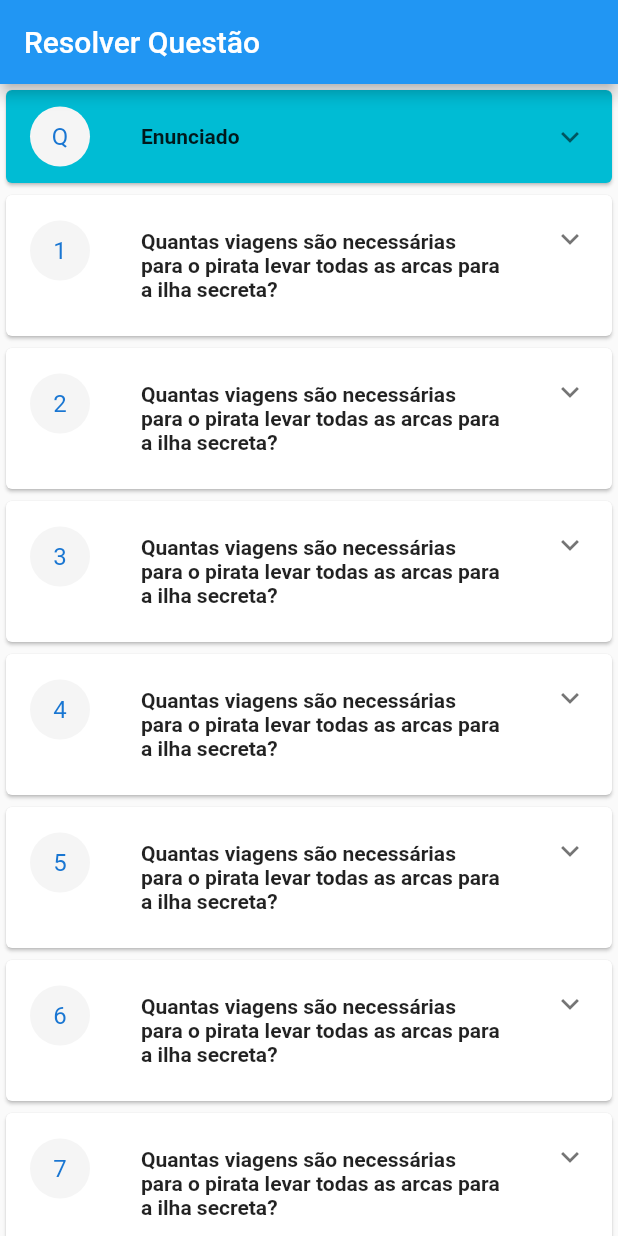
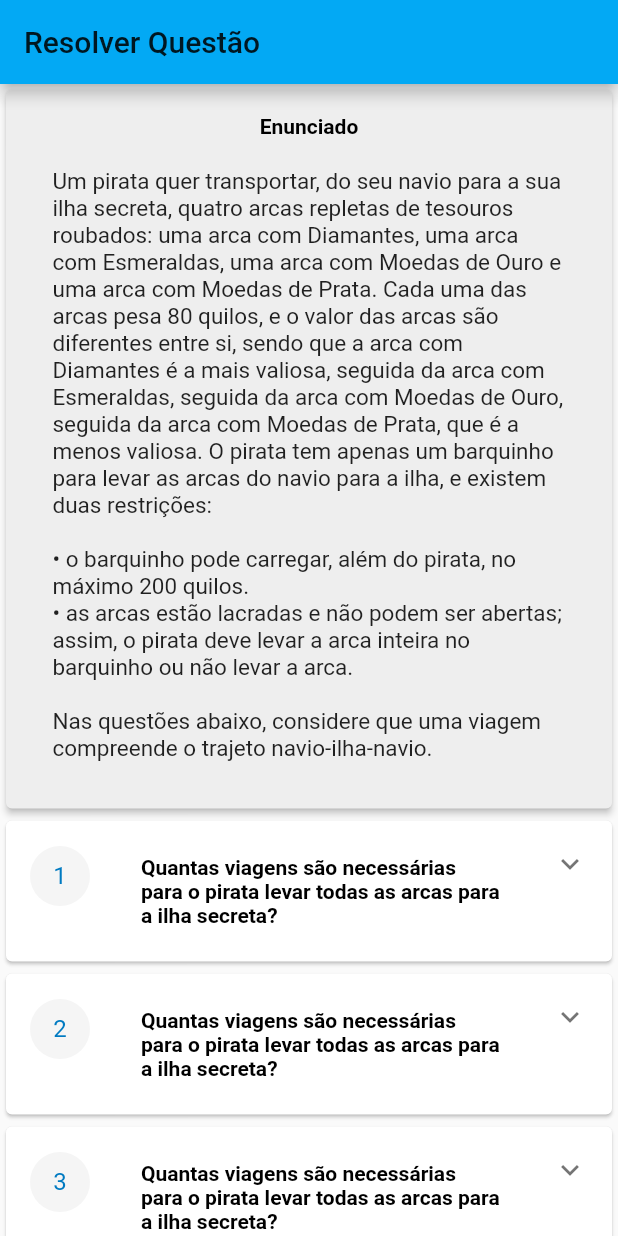
Before and after one commit to misaelmateus/jogosdelogica, a Flutter app: the screen it shows after launch, after a tap on "Resolver Questão", on a phone screen of 412 x 824 dp. Run offline on Flutter 3.47's test engine with Material 2 defaults, Android fonts, the phone set to English and light mode, and no system bars; Roboto replaces fonts that are missing (Hind, Montserrat).

Commit message:
Change design of quizPage

```diff
--- a/lib/main.dart
+++ b/lib/main.dart
@@ -10,7 +10,24 @@ class MyApp extends StatelessWidget {
     return MaterialApp(
       title: "Flutter Demo",
       theme: ThemeData(
-        primarySwatch: Colors.blue,
+        // Define the default Brightness and Colors
+        primaryColor: Color(0xff03A9F4),
+        primaryColorLight: Color(0xff67daff),
+        primaryColorDark: Color(0xff007ac1),
+
+        accentColor: Color(0xffFFC107),
+
+
+        // Define the default Font Family
+        fontFamily: 'Montserrat',
+
+        // Define the default TextTheme. Use this to specify the default
+        // text styling for headlines, titles, bodies of text, and more.
+        textTheme: TextTheme(
+          headline: TextStyle(fontSize: 72.0, fontWeight: FontWeight.bold),
+          title: TextStyle(fontSize: 36.0, fontStyle: FontStyle.italic),
+          body1: TextStyle(fontSize: 14.0, fontFamily: 'Hind'),
+        ),
       ),
       home: MyHomePage(title: "Flutter Demo Home Page"),
     );
--- a/lib/quizPage.dart
+++ b/lib/quizPage.dart
@@ -48,7 +48,7 @@ class _quizPageState extends State<quizPage> {
           ['1', '2', '3', '4', '5'], 2));
 
       widget.data = new QuizData("Titulo",
-          "Um pirata quer transportar, do seu navio para a sua ilha secreta, quatro arcas repletas de tesouros roubados: uma arca com Diamantes, uma arca com Esmeraldas, uma arca com Moedas de Ouro e uma arca com Moedas de Prata. Cada uma das arcas pesa 80 quilos, e o valor das arcas são diferentes entre si, sendo que a arca com Diamantes é a mais valiosa, seguida da arca com Esmeraldas, seguida da arca com Moedas de Ouro, seguida da arca com Moedas de Prata, que é a menos valiosa. O pirata tem apenas um barquinho para levar as arcas do navio para a ilha, e existem duas restrições:\n• o barquinho pode carregar, além do pirata, no máximo 200 quilos.\n• as arcas estão lacradas e não podem ser abertas; assim, o pirata deve levar a arca inteira no barquinho ou não levar a arca.\nNas questões abaixo, considere que uma viagem compreende o trajeto navio-ilha-navio.",
+          "Um pirata quer transportar, do seu navio para a sua ilha secreta, quatro arcas repletas de tesouros roubados: uma arca com Diamantes, uma arca com Esmeraldas, uma arca com Moedas de Ouro e uma arca com Moedas de Prata. Cada uma das arcas pesa 80 quilos, e o valor das arcas são diferentes entre si, sendo que a arca com Diamantes é a mais valiosa, seguida da arca com Esmeraldas, seguida da arca com Moedas de Ouro, seguida da arca com Moedas de Prata, que é a menos valiosa. O pirata tem apenas um barquinho para levar as arcas do navio para a ilha, e existem duas restrições:\n\n• o barquinho pode carregar, além do pirata, no máximo 200 quilos.\n• as arcas estão lacradas e não podem ser abertas; assim, o pirata deve levar a arca inteira no barquinho ou não levar a arca.\n\nNas questões abaixo, considere que uma viagem compreende o trajeto navio-ilha-navio.",
           list);
     }
     questionData = widget.data;
@@ -61,8 +61,8 @@ class _quizPageState extends State<quizPage> {
         ListView.builder(
             itemCount: questionData.lenght()+2,
             itemBuilder: (context, index) => Card(
-              color: index == 0 ? Colors.cyan : Colors.white,
-              elevation: index <= questionData.lenght() ? 1.0 : 0.0,
+              color: index == 0 ? Colors.grey[200] : Colors.white,
+              elevation: index <= questionData.lenght() ? 1.0 + (index == 0 ? 1.0 : 0.0) : 0.0,
               child:
                 index == questionData.lenght()+1
                   ? Center(
@@ -72,8 +72,24 @@ class _quizPageState extends State<quizPage> {
                         color: Colors.blue,
                       )
                     )
+                  : index == 0 ? StatementTile(questionData : this.questionData)
+                  : QuestionTile(questionData : this.questionData, index: index)
 
-                  : ExpansionTile(
+          )
+    ));
+  }
+
+}
+
+class QuestionTile extends StatelessWidget {
+  final QuizData questionData;
+  final int index;
+  QuestionTile({this.questionData, this.index});
+  @override
+  Widget build(BuildContext context) {
+    // TODO: implement build
+    return
+      ExpansionTile(
           title: Padding(
             padding: const EdgeInsets.all(18.0),
             child: Column(
@@ -81,11 +97,13 @@ class _quizPageState extends State<quizPage> {
                 mainAxisAlignment: MainAxisAlignment.spaceEvenly,
                 children: <Widget>[
                   Text(
-                            index == 0 ? "Enunciado" : questionData.textQuestion(index-1),
+                    questionData.textQuestion(index-1),
                     style: TextStyle(
                         fontSize: 14.0,
-                              fontWeight: FontWeight.bold,
-                              fontStyle: FontStyle.normal
+                        fontWeight: FontWeight.w600,
+                        fontStyle: FontStyle.normal,
+                        color: Colors.black,
+                        decorationColor: Colors.black12
                     ),
                   ),
                 ]
@@ -93,19 +111,45 @@ class _quizPageState extends State<quizPage> {
           ),
           leading: CircleAvatar(
             backgroundColor: Colors.grey[100],
-                      child: index == 0 ? Text("Q") : Text(String.fromCharCode(index + 48)),
+            child: Text(String.fromCharCode(index + 48)),
           ),
-                    children: (index == 0 ?
-                        [StatementWidget(quizData: this.questionData)] :
-                        [AnswerWidget(questionData.getQuestion(index-1))] )
-                  ),
-              ),
-          )
+          children: [AnswerWidget(questionData.getQuestion(index-1))]
       );
   }
 
 }
+class StatementTile extends StatelessWidget {
+  final QuizData questionData;
 
+  StatementTile({this.questionData});
+  @override
+  Widget build(BuildContext context) {
+    // TODO: implement build
+    return
+      Padding(
+        padding: const EdgeInsets.all(16.0),
+        child: Center(
+            child: Column(
+              children:[
+                Text(
+                  "Enunciado",
+                  style: TextStyle(
+                      fontSize: 14.0,
+                      fontWeight: FontWeight.w600,
+                      fontStyle: FontStyle.normal,
+                      color: Colors.black,
+                      decorationColor: Colors.black12
+                  ),
+                ),
+                StatementWidget(quizData: this.questionData)
+              ]
+            )
+        ),
+     );
+  }
+
+
+}
 class StatementWidget extends StatelessWidget {
   final QuizData quizData;
   @override
```
Lines whose indentation alone changed are shown as unchanged.
